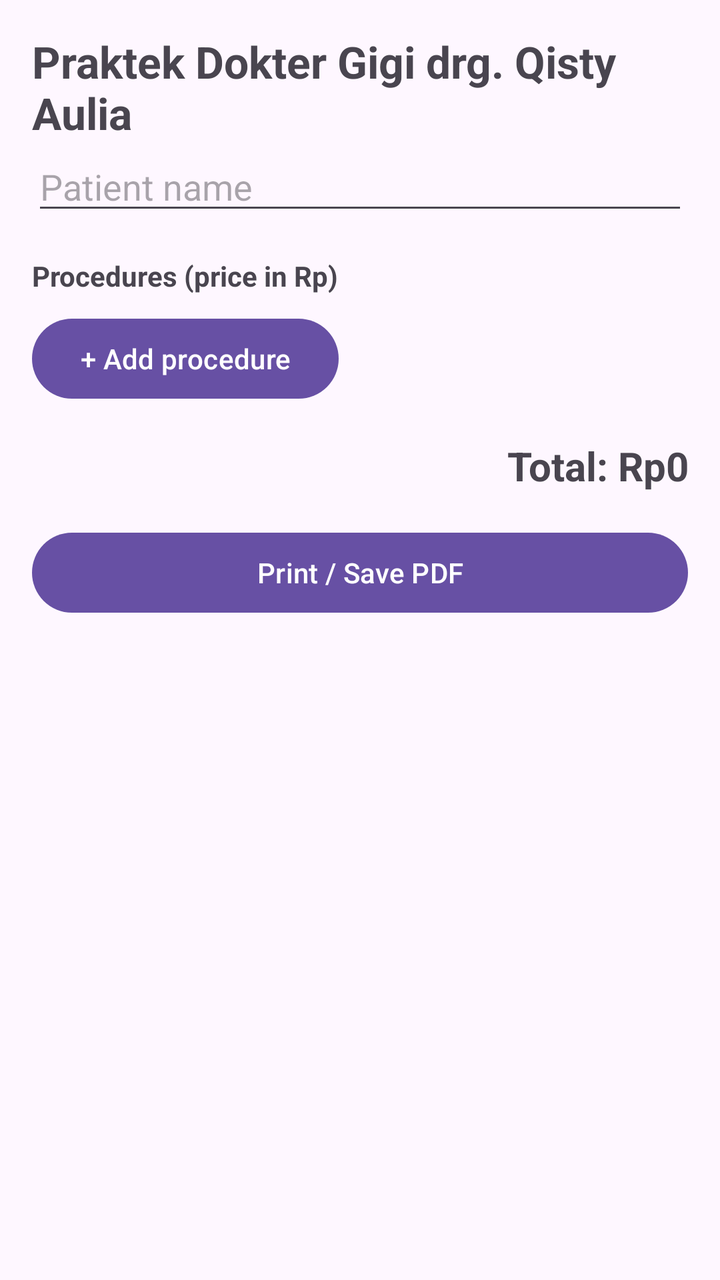
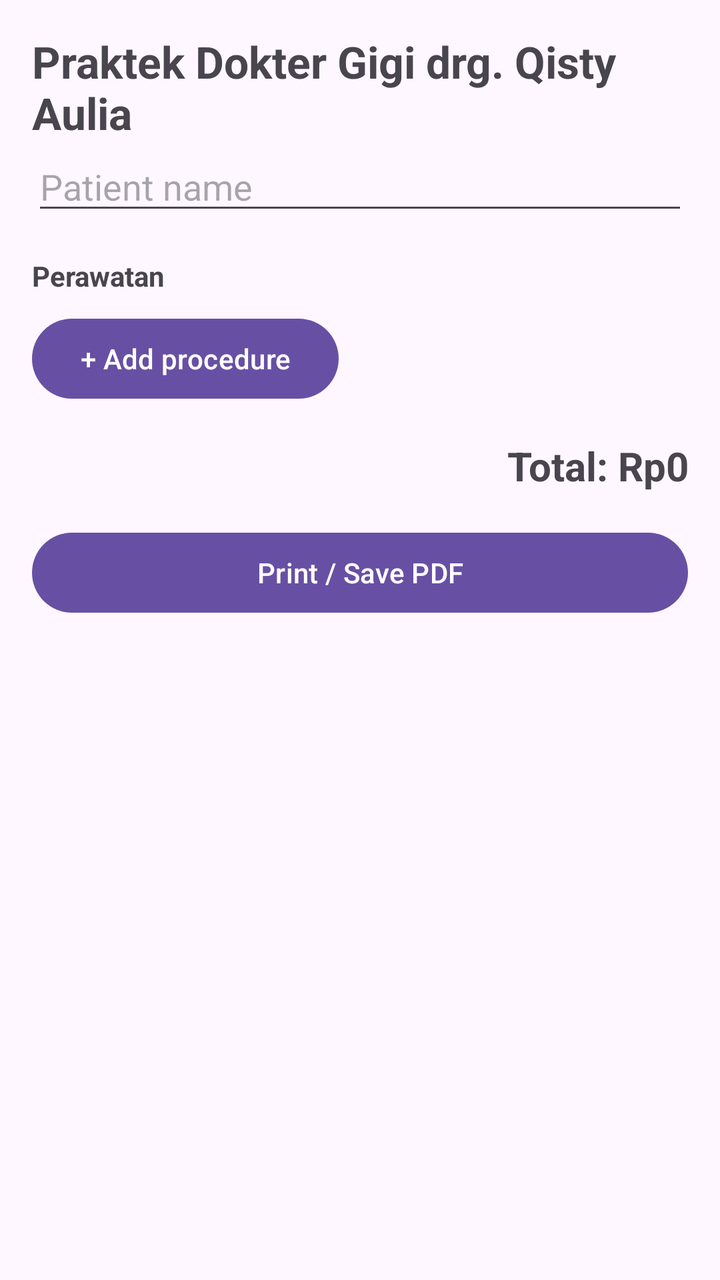

The first picture is an Android layout as it rendered before a commit; the second is the same layout after the commit. The layout source and the unified diff follow.
<!-- AndroidManifest.xml: application theme Theme.Material3.Light.NoActionBar -->
<!-- res/layout/activity_main.xml -->
<?xml version="1.0" encoding="utf-8"?>
<ScrollView xmlns:android="http://schemas.android.com/apk/res/android"
    xmlns:tools="http://schemas.android.com/tools"
    android:layout_width="match_parent"
    android:layout_height="match_parent"
    android:fillViewport="true">

    <LinearLayout
        android:layout_width="match_parent"
        android:layout_height="wrap_content"
        android:orientation="vertical"
        android:padding="16dp"
        tools:ignore="HardcodedText">

        <TextView
            android:layout_width="wrap_content"
            android:layout_height="wrap_content"
            android:text="Praktek Dokter Gigi drg. Qisty Aulia"
            android:textSize="22sp"
            android:textStyle="bold" />

        <EditText
            android:id="@+id/etPatient"
            android:layout_width="match_parent"
            android:layout_height="wrap_content"
            android:hint="Patient name"
            android:importantForAutofill="no"
            android:inputType="textPersonName|textCapWords" />

        <TextView
            android:layout_width="wrap_content"
            android:layout_height="wrap_content"
            android:layout_marginTop="16dp"
            android:text="Procedures (price in Rp)"
            android:textStyle="bold" />

        <LinearLayout
            android:id="@+id/listProcedures"
            android:layout_width="match_parent"
            android:layout_height="wrap_content"
            android:orientation="vertical" />

        <Button
            android:id="@+id/btnAdd"
            android:layout_width="wrap_content"
            android:layout_height="wrap_content"
            android:layout_marginTop="8dp"
            android:text="+ Add procedure" />

        <TextView
            android:id="@+id/tvTotal"
            android:layout_width="match_parent"
            android:layout_height="wrap_content"
            android:layout_marginTop="16dp"
            android:gravity="end"
            android:text="Total: Rp0"
            android:textSize="20sp"
            android:textStyle="bold" />

        <Button
            android:id="@+id/btnPrint"
            android:layout_width="match_parent"
            android:layout_height="wrap_content"
            android:layout_marginTop="16dp"
            android:text="Print / Save PDF" />
    </LinearLayout>
</ScrollView>
<!-- resources referenced by this layout -->
<resources>

</resources>

<!-- the commit's change to res/layout/activity_main.xml (unified diff, before → after) -->
@@ -31,7 +31,7 @@
             android:layout_width="wrap_content"
             android:layout_height="wrap_content"
             android:layout_marginTop="16dp"
-            android:text="Procedures (price in Rp)"
+            android:text="Perawatan"
             android:textStyle="bold" />
 
         <LinearLayout
